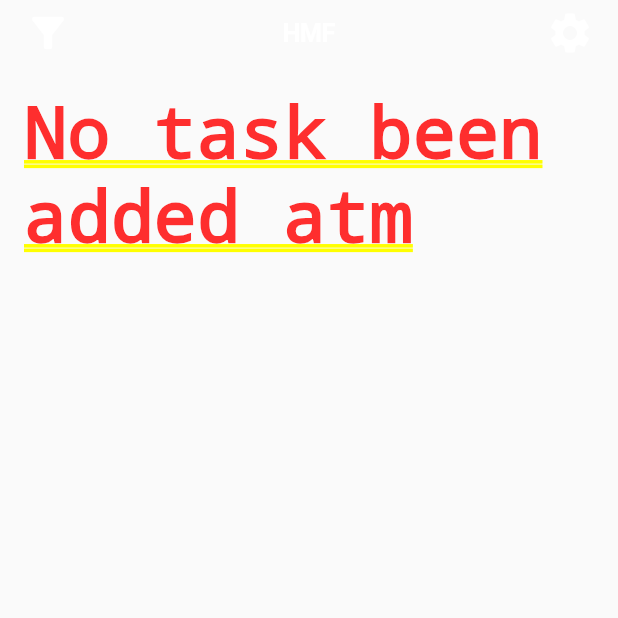
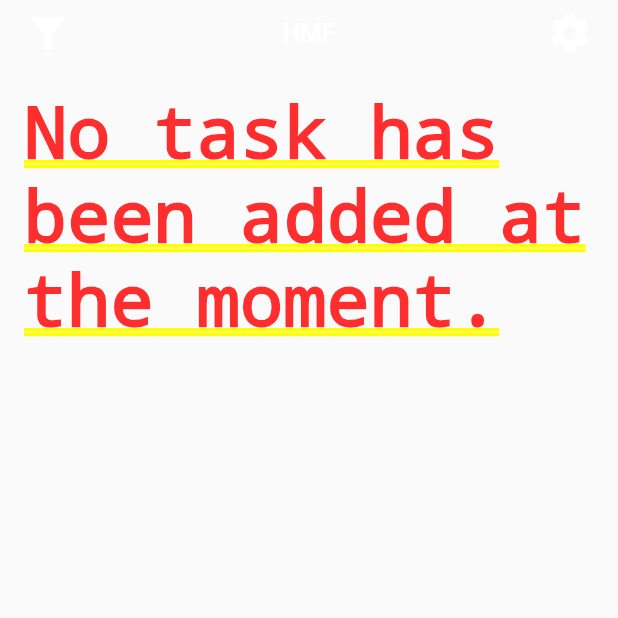
Before and after one commit to Heheovereggs/homework_management_fellow, a Flutter app: the PrivateTaskScreen screen opened directly, on a phone screen of 412 x 824 dp, the top half of it. Run offline on Flutter 3.47's test engine with Material 2 defaults, Android fonts, the phone set to English and light mode, and no system bars; our stand-ins replace cloud_firestore, firebase_auth, firebase_core, google_sign_in, modal_progress_hud, pull_to_refresh and 1 more; accounts and stored records are empty.

Commit message:
Fix typos

```diff
--- a/lib/screens/activation_pending_screen.dart
+++ b/lib/screens/activation_pending_screen.dart
@@ -63,7 +63,7 @@ class _ActivationPendingScreenState extends State<ActivationPendingScreen> {
                   height: 50,
                 ),
                 Text(
-                  "PLease check later or press the button to refresh status",
+                  "Please check later or press the button to refresh status",
                   textAlign: TextAlign.center,
                   style: TextStyle(
                     fontSize: 24,
--- a/lib/screens/banned_screen.dart
+++ b/lib/screens/banned_screen.dart
@@ -23,7 +23,7 @@ class BannedScreen extends StatelessWidget {
           mainAxisAlignment: MainAxisAlignment.center,
           children: [
             Text(
-              "You has be banned",
+              "You have be banned",
               style: TextStyle(
                 fontSize: 30,
                 fontWeight: FontWeight.bold,
--- a/lib/screens/main_task_screen.dart
+++ b/lib/screens/main_task_screen.dart
@@ -73,7 +73,7 @@ class _TaskScreenState extends State<TaskScreen> {
                 ? taskListBuilder()
                 : Padding(
                     padding: const EdgeInsets.all(16.0),
-                    child: Text("No task been added atm"),
+                    child: Text("No task has been added at the moment."),
                   ),
           );
         } else if (index == 1) {
--- a/lib/screens/private_task_screen.dart
+++ b/lib/screens/private_task_screen.dart
@@ -55,7 +55,7 @@ class _PrivateTaskScreenState extends State<PrivateTaskScreen> {
           if (stateService.privateHomeworkList.length == 0) {
             return Padding(
               padding: const EdgeInsets.all(16.0),
-              child: Text("No task been added atm"),
+              child: Text("No task has been added at the moment."),
             );
           }
           return CupertinoScrollbar(
--- a/lib/screens/task_create_screen.dart
+++ b/lib/screens/task_create_screen.dart
@@ -110,7 +110,7 @@ class _TaskCreatePageState extends State<TaskCreatePage> {
               Padding(
                 padding: const EdgeInsets.all(9),
                 child: Text(
-                  "Choose the way you wanna add:",
+                  "Choose the way you want to add:",
                   style: Theme.of(context).textTheme.bodyText2,
                 ),
               ),
@@ -161,7 +161,7 @@ class _TaskCreatePageState extends State<TaskCreatePage> {
                 ],
               ),
               taskTextFormField(
-                  hintText: "Where to submit (Léa/Mio/Teams etc.)", textController: _whereController),
+                  hintText: "Where to submit (Léa/Mio/Teams, etc.)", textController: _whereController),
               taskTextFormField(
                   isLast: true,
                   boxHeight: 90,
--- a/lib/screens/welcome_screen.dart
+++ b/lib/screens/welcome_screen.dart
@@ -27,8 +27,8 @@ class _WelcomeScreenState extends State<WelcomeScreen> {
     final prefs = await SharedPreferences.getInstance();
     String email = prefs.getString('email');
     String uid = prefs.getString('uid');
-    print("read $email from local SSD");
-    print("read $uid from local SSD");
+    print("read $email from local storage");
+    print("read $uid from local storage");
     if (email != null && uid != null) {
       Student _student =
           await Provider.of<FirebaseService>(context, listen: false).checkStudent(email: email, uid: uid);
```
